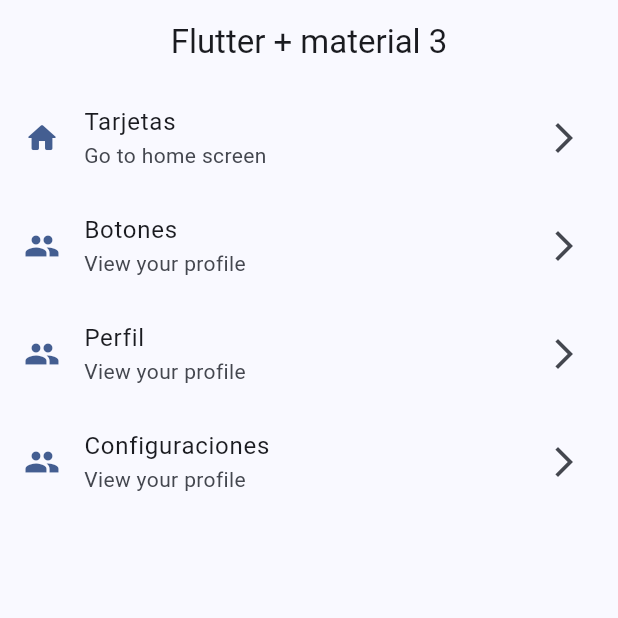
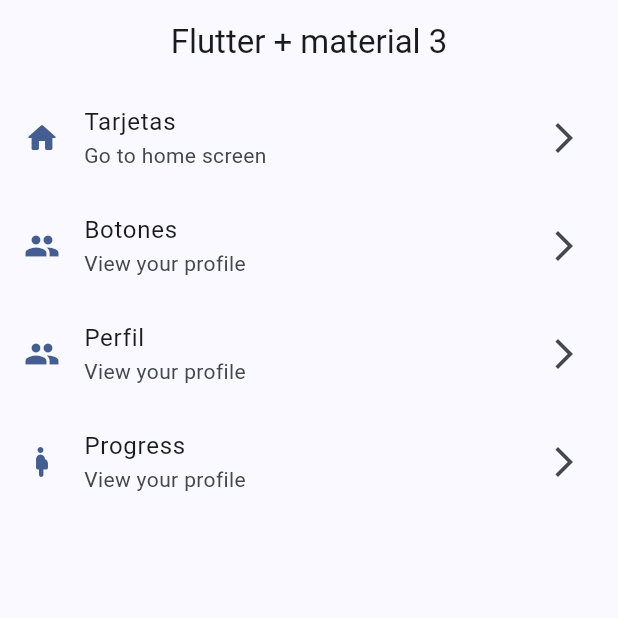
Before and after one commit to JGabrielGlez/TallerFullStack, a Flutter app: the screen it shows after launch, on a phone screen of 412 x 824 dp, the top half of it. Run offline on Flutter 3.47's test engine with Material 3 defaults, Android fonts, the phone set to English and light mode, and no system bars; our stand-ins replace go_router.

```diff
--- a/lib/config/menu/menu_items.dart
+++ b/lib/config/menu/menu_items.dart
@@ -34,10 +34,11 @@
     icon: Icons.people,
   ),
   MenuItems(
-    title: 'Configuraciones',
+    title: 'Progress',
     subtitle: 'View your profile',
-    link: '/settings',
-    icon: Icons.people,
+    link: '/progress',
+    icon: Icons.pregnant_woman_rounded,
   ),
 
+
 ];
--- a/lib/config/presentation/screens/screens.dart
+++ b/lib/config/presentation/screens/screens.dart
@@ -5,3 +5,6 @@
 export 'package:widget_gonzalezespinoza/config/presentation/screens/home/home_screen.dart';
 export 'package:widget_gonzalezespinoza/config/presentation/screens/cards/card_profile_screen.dart';
 export 'package:widget_gonzalezespinoza/config/presentation/screens/cards/card_settings_screen.dart';
+export 'package:widget_gonzalezespinoza/config/presentation/screens/ui_controls/ui_controls_screen.dart';
+export 'package:widget_gonzalezespinoza/config/presentation/screens/infinite_scroll/infinite_scroll_screen.dart';
+export 'package:widget_gonzalezespinoza/config/presentation/screens/animated/animated_screen.dart';
--- a/lib/config/router/app_router.dart
+++ b/lib/config/router/app_router.dart
@@ -1,6 +1,7 @@
 import 'package:go_router/go_router.dart';
 import 'package:widget_gonzalezespinoza/config/presentation/screens/cards/card_profile_screen.dart';
 import 'package:widget_gonzalezespinoza/config/presentation/screens/cards/card_settings_screen.dart';
+import 'package:widget_gonzalezespinoza/config/presentation/screens/progress/progress_screen.dart';
 import '../presentation/screens/screens.dart';
 
 // GoRouter configuration
@@ -17,9 +18,9 @@
       builder: (context, state) => CardsScreen(),
     ),
     GoRoute(
-      path: '/buttons',
-      name: ButtonsScreen.name,
-      builder: (context, state) => const ButtonsScreen(),
+      path: '/progress',
+      name: ProgressScreen.name,
+      builder: (context, state) => const ProgressScreen(),
     ),
     GoRoute(
       path: '/profile',
```
Also changed, not shown: lib/config/presentation/screens/progress/progress_screen.dart (+58 -2 lines).
